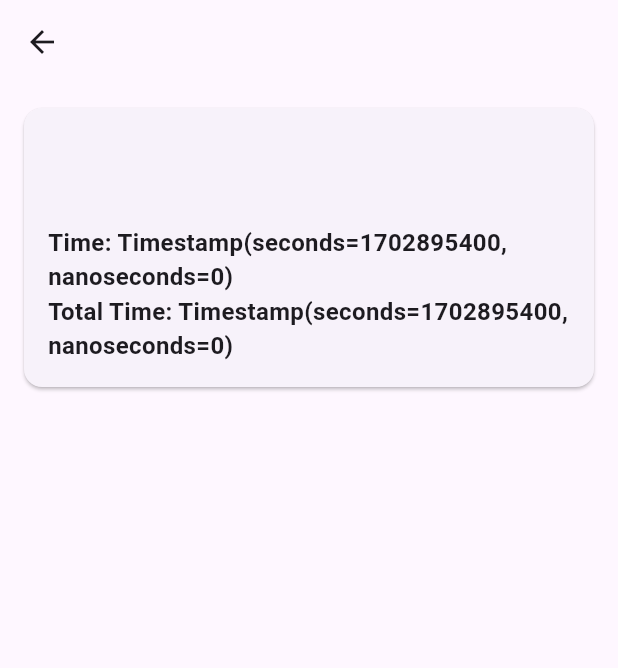
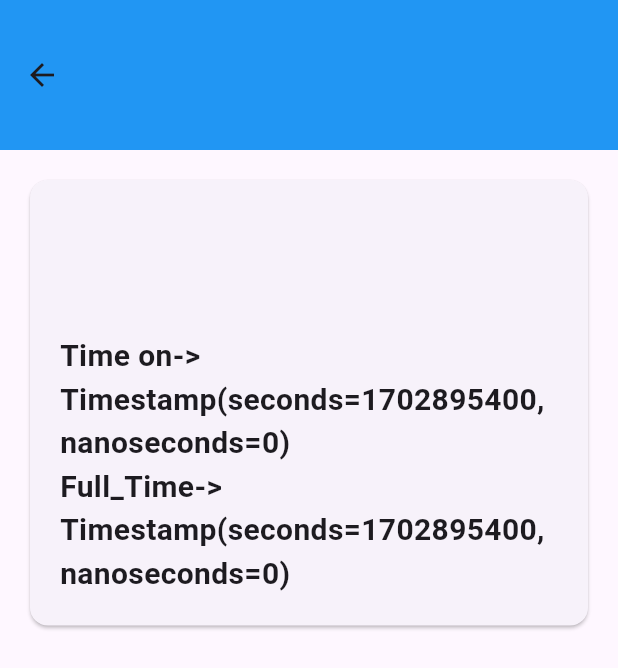
Before and after one commit to ferdoush10/firebase_assignment, a Flutter app: the MatchDetailScreen screen opened directly with empty values, on a phone screen of 412 x 824 dp. Shown: the top 668 px of the screen. Run offline on Flutter 3.47's test engine with Material 3 defaults, Android fonts, the light colour scheme and no system bars; our stand-ins replace cloud_firestore, firebase_core, get; accounts and stored records are empty.

Commit message:
assignment has done

```diff
--- a/lib/match_detail_screen.dart
+++ /dev/null
@@ -1,62 +0,0 @@
-import 'package:flutter/material.dart';
-
-class MatchDetailScreen extends StatelessWidget {
-  const MatchDetailScreen({Key? key, required this.match}) : super(key: key);
-  final Map<String, dynamic> match;
-
-  @override
-  Widget build(BuildContext context) {
-    return Scaffold(
-      appBar: AppBar(
-        title: Text(match['name']),
-        elevation: 0,
-      ),
-      body: SafeArea(
-        child: Center(
-          child: Column(
-            crossAxisAlignment: CrossAxisAlignment.center,
-            children: [
-              SizedBox(
-                width: double.infinity,
-                child: Padding(
-                  padding: const EdgeInsets.all(12),
-                  child: Card(
-                    child: Padding(
-                      padding: const EdgeInsets.all(16),
-                      child: Column(
-                        crossAxisAlignment: CrossAxisAlignment.center,
-                        children: [
-                          Text(
-                            '${match['name']}',
-                            style: TextStyle(
-                                fontSize: 22,
-                                fontWeight: FontWeight.bold,
-                                color: Colors.grey.shade600),
-                          ),
-                          Text(
-                            '${match['goals']}',
-                            style: const TextStyle(
-                                fontSize: 22, fontWeight: FontWeight.bold),
-                          ),
-                          Text(
-                            'Time: ${match['time']}',
-                            style: const TextStyle(
-                                fontSize: 16, fontWeight: FontWeight.bold),
-                          ),
-                          Text('Total Time: ${match['total_time']}',
-                              style: const TextStyle(
-                                  fontSize: 16, fontWeight: FontWeight.bold)),
-                          // Add more details as needed
-                        ],
-                      ),
-                    ),
-                  ),
-                ),
-              ),
-            ],
-          ),
-        ),
-      ),
-    );
-  }
-}
--- /dev/null
+++ b/lib/screens/match_details_screens.dart
@@ -0,0 +1,66 @@
+import 'package:flutter/material.dart';
+
+class MatchDetailScreen extends StatelessWidget {
+  const MatchDetailScreen({Key? key, required this.matchName})
+      : super(key: key);
+  final Map<String, dynamic> matchName;
+
+  @override
+  Widget build(BuildContext context) {
+    return Scaffold(
+      appBar: AppBar(
+        title: Text(
+          matchName['name'],
+          style: const TextStyle(
+            color: Colors.white,
+            fontWeight: FontWeight.bold,
+          ),
+        ),
+        centerTitle: true,
+        backgroundColor: Colors.blue,
+        toolbarHeight: 100,
+      ),
+      body: Column(
+        crossAxisAlignment: CrossAxisAlignment.center,
+        children: [
+          SizedBox(
+            width: double.infinity,
+            child: Padding(
+              padding: const EdgeInsets.all(16),
+              child: Card(
+                child: Padding(
+                  padding: const EdgeInsets.all(20),
+                  child: Column(
+                    crossAxisAlignment: CrossAxisAlignment.center,
+                    children: [
+                      Text(
+                        '${matchName['name']}',
+                        style: const TextStyle(
+                          fontSize: 28,
+                          fontWeight: FontWeight.bold,
+                        ),
+                      ),
+                      Text(
+                        '${matchName['goals']}',
+                        style: const TextStyle(
+                            fontSize: 30, fontWeight: FontWeight.bold),
+                      ),
+                      Text(
+                        'Time on->   ${matchName['time']}',
+                        style: const TextStyle(
+                            fontSize: 20, fontWeight: FontWeight.bold),
+                      ),
+                      Text('Full_Time-> ${matchName['total_time']}',
+                          style: const TextStyle(
+                              fontSize: 20, fontWeight: FontWeight.bold)),
+                    ],
+                  ),
+                ),
+              ),
+            ),
+          ),
+        ],
+      ),
+    );
+  }
+}
--- a/pubspec.yaml
+++ b/pubspec.yaml
@@ -39,6 +39,7 @@ dependencies:
   firebase_auth: ^4.15.3
   firebase_database: ^10.3.8
   cloud_firestore: ^4.13.6
+  get: ^4.6.6
 
 dev_dependencies:
   flutter_test:
```
Also changed, not shown: lib/main.dart (+4 -59 lines), lib/screens/match_list_screen.dart (added, +80 -0 lines), pubspec.lock, 6 other files.
